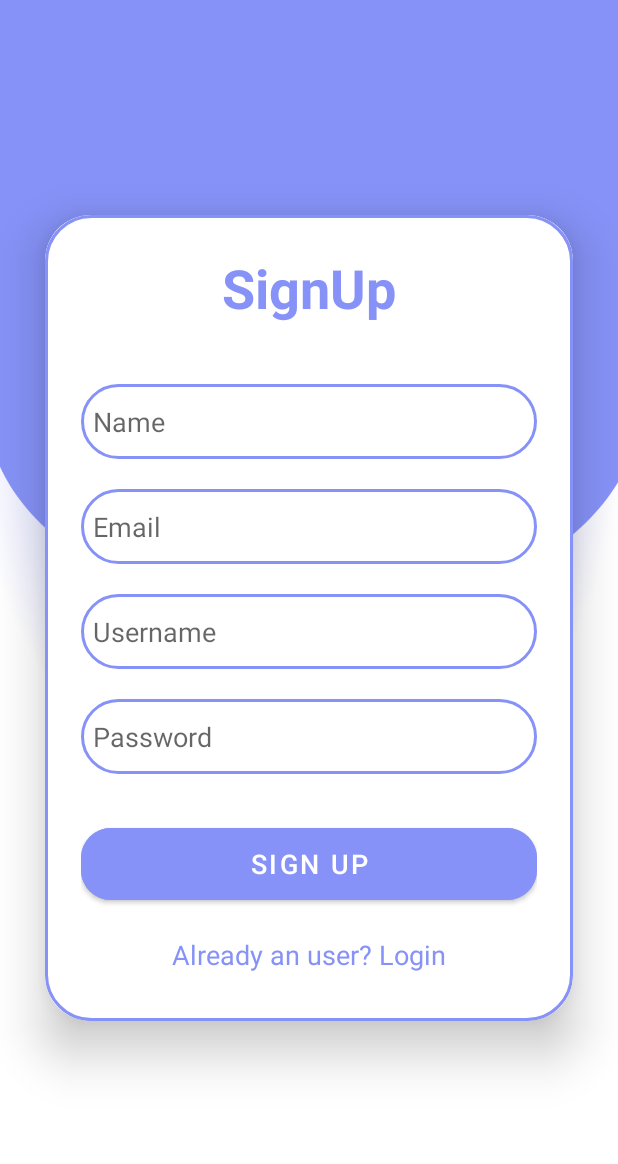
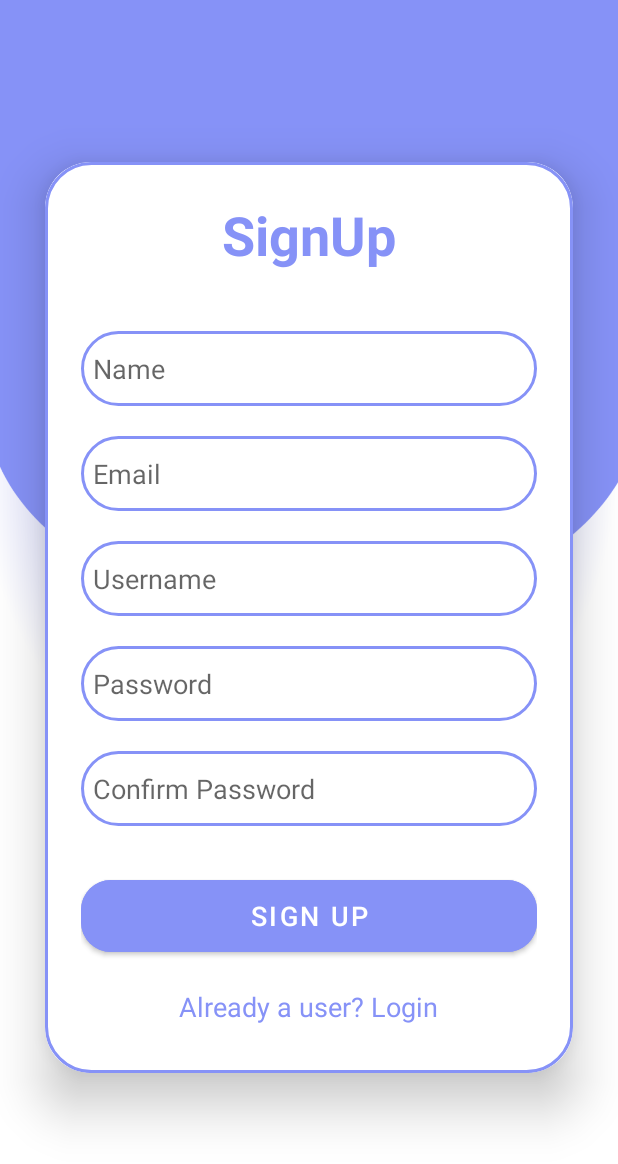
Before and after one commit to DavitDanielyann/HelpDrivers, an Android app: the SignupActivity screen opened directly, with no data from a screen before it, after a tap on "SIGN UP", on a phone screen of 412 x 824 dp. Shown: the top 1164 px of the screen. Run offline under Robolectric (Android 15) with nearby library versions, the light colour scheme and no system bars; our stand-ins replace Firebase (no records; nobody signed in at launch, a user with empty details on screens opened directly).

Commit message:
Finish registration and login.

```diff
--- a/app/src/main/java/ru/samsung/myapp/HelperClass.java
+++ b/app/src/main/java/ru/samsung/myapp/HelperClass.java
@@ -4,7 +4,7 @@ public class HelperClass {
     String name, email, username, password;
 
     public HelperClass() {
-        // Default constructor required for calls to DataSnapshot.getValue(HelperClass.class)
+        // Default constructor required for Firebase
     }
 
     public HelperClass(String name, String email, String username, String password) {
--- a/app/src/main/java/ru/samsung/myapp/SignupActivity.java
+++ b/app/src/main/java/ru/samsung/myapp/SignupActivity.java
@@ -17,7 +17,7 @@ import com.google.firebase.database.DatabaseReference;
 import com.google.firebase.database.FirebaseDatabase;
 
 public class SignupActivity extends AppCompatActivity {
-    EditText signupName, signupUsername, signupEmail, signupPassword;
+    EditText signupName, signupUsername, signupEmail, signupPassword, signupConfirmPassword;
     TextView loginRedirectText;
     Button signupButton;
     FirebaseDatabase database;
@@ -33,6 +33,7 @@ public class SignupActivity extends AppCompatActivity {
         signupEmail = findViewById(R.id.signup_email);
         signupUsername = findViewById(R.id.signup_username);
         signupPassword = findViewById(R.id.signup_password);
+        signupConfirmPassword = findViewById(R.id.signup_confirm_password);  // Add this line
         loginRedirectText = findViewById(R.id.loginRedirectText);
         signupButton = findViewById(R.id.signup_button);
         sharedPreferences = getSharedPreferences("UserPrefs", Context.MODE_PRIVATE);
@@ -44,8 +45,9 @@ public class SignupActivity extends AppCompatActivity {
                 String email = signupEmail.getText().toString();
                 String username = signupUsername.getText().toString();
                 String password = signupPassword.getText().toString();
+                String confirmPassword = signupConfirmPassword.getText().toString();  // Get confirm password
 
-                if (validateInputs(name, email, username, password)) {
+                if (validateInputs(name, email, username, password, confirmPassword)) {
                     saveUserData(username, password);
                     saveUserToFirebase(name, email, username, password);
                     Toast.makeText(SignupActivity.this, "Signup successful!", Toast.LENGTH_SHORT).show();
@@ -65,8 +67,8 @@ public class SignupActivity extends AppCompatActivity {
         });
     }
 
-    private boolean validateInputs(String name, String email, String username, String password) {
-        if (name.isEmpty() || username.isEmpty() || email.isEmpty() || password.isEmpty()) {
+    private boolean validateInputs(String name, String email, String username, String password, String confirmPassword) {
+        if (name.isEmpty() || username.isEmpty() || email.isEmpty() || password.isEmpty() || confirmPassword.isEmpty()) {
             Toast.makeText(this, "All fields are required!", Toast.LENGTH_SHORT).show();
             return false;
         }
@@ -80,6 +82,12 @@ public class SignupActivity extends AppCompatActivity {
         if (!isValidPassword(password)) {
             signupPassword.setError("Password must have at least 8 characters, a capital letter, a small letter, a number, and a special character!");
             signupPassword.requestFocus();
+            return false;
+        }
+
+        if (!password.equals(confirmPassword)) {
+            signupConfirmPassword.setError("Passwords do not match!");
+            signupConfirmPassword.requestFocus();
             return false;
         }
 
--- a/app/src/main/res/layout/activity_signup.xml
+++ b/app/src/main/res/layout/activity_signup.xml
@@ -40,7 +40,6 @@
                 android:layout_marginTop="40dp"
                 android:padding="8dp"
                 android:hint="Name"
-
                 android:drawablePadding="8dp"
                 android:textColor="@color/black"/>
             <EditText
@@ -74,6 +73,17 @@
                 android:inputType="textPassword"
                 android:drawablePadding="8dp"
                 android:textColor="@color/black"/>
+            <EditText
+                android:layout_width="match_parent"
+                android:layout_height="50dp"
+                android:id="@+id/signup_confirm_password"
+                android:background="@drawable/lavender_border"
+                android:layout_marginTop="20dp"
+                android:padding="8dp"
+                android:hint="Confirm Password"
+                android:inputType="textPassword"
+                android:drawablePadding="8dp"
+                android:textColor="@color/black"/>
             <Button
                 android:layout_width="match_parent"
                 android:layout_height="60dp"
@@ -87,7 +97,7 @@
                 android:layout_width="wrap_content"
                 android:layout_height="wrap_content"
                 android:id="@+id/loginRedirectText"
-                android:text="Already an user? Login"
+                android:text="Already a user? Login"
                 android:layout_gravity="center"
                 android:padding="8dp"
                 android:layout_marginTop="10dp"
```
Also changed, not shown: app/src/main/java/ru/samsung/myapp/LoginActivity.java (+47 -76 lines).
